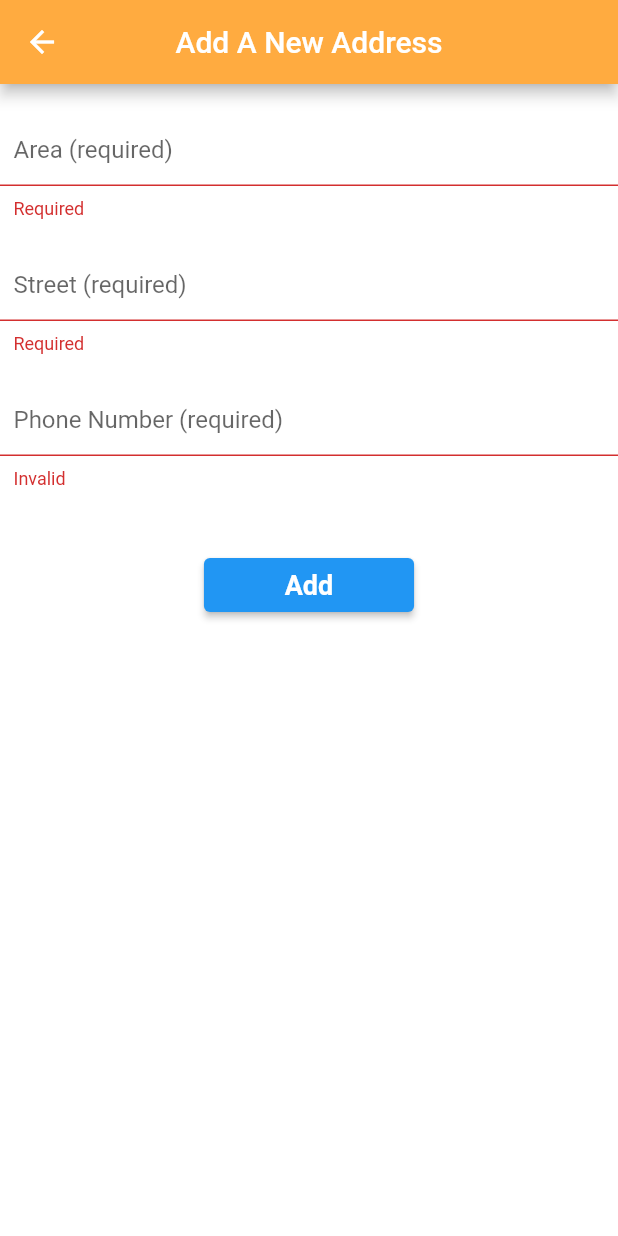
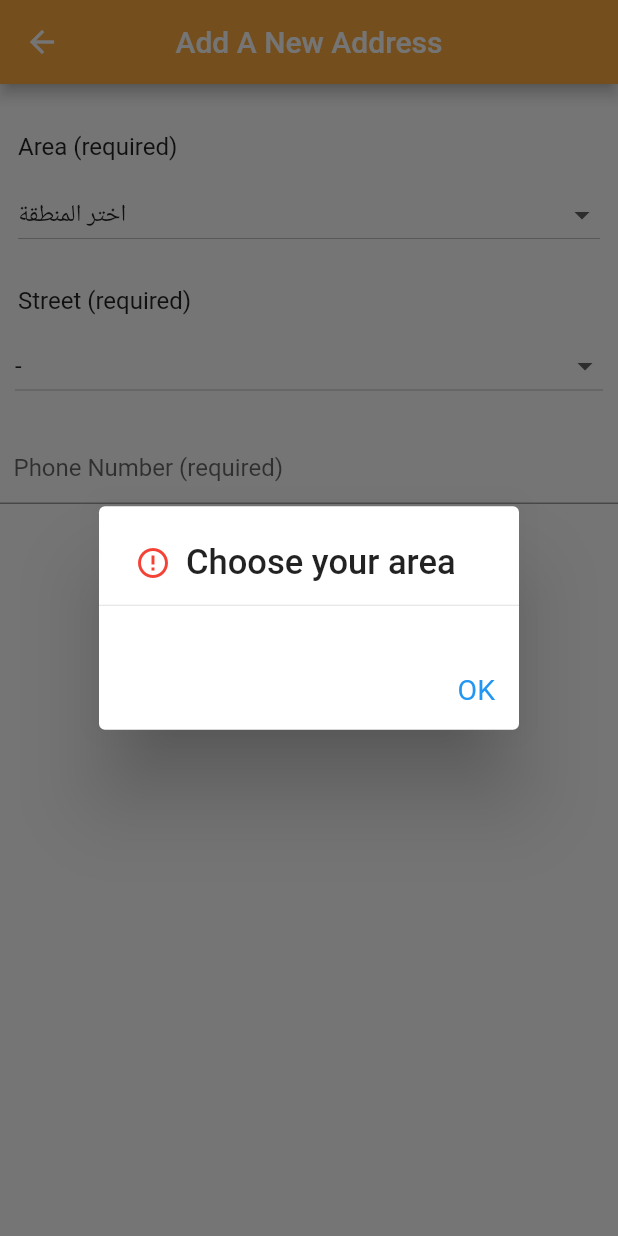
Before and after one commit to OsamaOmari02/Delivery-Time, a Flutter app: the AddAddress screen opened by its route, after a tap on "Add", on a phone screen of 412 x 824 dp. Run offline on Flutter 3.47's test engine with Material 2 defaults, Android fonts, the phone set to English and light mode, and no system bars; our stand-ins replace carousel_pro, cloud_firestore, firebase_auth, firebase_core, fluttertoast, location and 1 more; missing offline and left inert: flutter_phone_direct_caller; accounts and stored records are empty.

Commit message:
DropDownButton address + food cart list work (hamada)

```diff
--- a/lib/Addaddress.dart
+++ b/lib/Addaddress.dart
@@ -16,27 +16,19 @@ class _AddAddressState extends State<AddAddress> {
   var _area = TextEditingController();
   var _street = TextEditingController();
   var _phone = TextEditingController();
-
-  GlobalKey<FormState> _formkey = GlobalKey<FormState>();
-  String? validPass(val) {
-    if (val.toString().isEmpty)
-      return "Required";
-    else {
-      return null;
-    }
+  GlobalKey<FormState> _formKey = GlobalKey<FormState>();
+  @override
+  void dispose() {
+    _area.dispose();
+    _street.dispose();
+    _phone.dispose();
+    super.dispose();
   }
 
-  required(title, keyboard, cont) {
-    return TextFormField(
-      controller: cont,
-      validator: validPass,
-      decoration: InputDecoration(
-        labelText: title,
-        contentPadding: const EdgeInsets.symmetric(horizontal: 9),
-      ),
-      keyboardType: keyboard,
-    );
-  }
+  @override
+  Widget build(BuildContext context) {
+    var lanProvider = Provider.of<LanProvider>(context);
+    var provider = Provider.of<MyProvider>(context);
 
     requiredPhone(title, keyboard, value) {
       return TextFormField(
@@ -45,7 +37,7 @@ class _AddAddressState extends State<AddAddress> {
           if (val.toString().isEmpty ||
               !val.toString().startsWith("07") ||
               val!.length != 10)
-          return "Invalid";
+            return lanProvider.texts('invalid');
           else {
             return null;
           }
@@ -57,17 +49,51 @@ class _AddAddressState extends State<AddAddress> {
         keyboardType: keyboard,
       );
     }
-@override
-  void dispose() {
-  _area.dispose();
-  _street.dispose();
-  _phone.dispose();
-    super.dispose();
+
+    Widget area() {
+      return Container(
+        padding: EdgeInsets.all(12),
+        child: DropdownButton(
+          isExpanded: true,
+          value: provider.area,
+          items: provider.areas.map((value) {
+            return DropdownMenuItem(
+              value: value,
+              child: Text(value),
+            );
+          }).toList(),
+          onChanged: (String? newValue) {
+            setState(() {
+              provider.area = newValue!;
+            });
+          },
+        ),
+      );
     }
-  @override
-  Widget build(BuildContext context) {
-    var lanProvider = Provider.of<LanProvider>(context);
-    var provider = Provider.of<MyProvider>(context);
+
+    Widget street() {
+      return Container(
+        padding: EdgeInsets.all(10),
+        decoration: BoxDecoration(
+          borderRadius: BorderRadius.circular(12),
+        ),
+        child: DropdownButton(
+          isExpanded: true,
+          value: provider.street,
+          items: provider.streets.map((value) {
+            return DropdownMenuItem(
+              value: value,
+              child: Text(value),
+            );
+          }).toList(),
+          onChanged: (String? newValue) {
+            setState(() {
+              provider.street = newValue!;
+            });
+          },
+        ),
+      );
+    }
 
     dialog(title) {
       return showDialog(
@@ -89,7 +115,7 @@ class _AddAddressState extends State<AddAddress> {
                   ),
                 ],
               ),
-              contentPadding:const EdgeInsets.symmetric(vertical: 7),
+              contentPadding: const EdgeInsets.symmetric(vertical: 7),
               elevation: 24,
               content: Container(
                 height: 30,
@@ -101,31 +127,40 @@ class _AddAddressState extends State<AddAddress> {
                     child: Padding(
                       padding: const EdgeInsets.all(8.0),
                       child: Text(lanProvider.texts('ok'),
-                          style: const TextStyle(fontSize: 19, color: Colors.blue)),
+                          style: const TextStyle(
+                              fontSize: 19, color: Colors.blue)),
                     ),
                     onTap: () => Navigator.of(context).pop()),
               ],
             );
           });
     }
+
     return Directionality(
-      textDirection: lanProvider.isEn?TextDirection.ltr : TextDirection.rtl,
+      textDirection: lanProvider.isEn ? TextDirection.ltr : TextDirection.rtl,
       child: Scaffold(
         appBar: AppBar(
           centerTitle: true,
           title: Text(lanProvider.texts('new address')),
         ),
         body: Form(
-          key: _formkey,
+          key: _formKey,
           child: ListView(
             children: [
               const SizedBox(height: 20),
-              required(lanProvider.texts('area'), TextInputType.text, _area),
-              const SizedBox(height: 20),
-              required(lanProvider.texts('street'), TextInputType.text, _street),
-              const SizedBox(height: 20),
-              requiredPhone(
-                  lanProvider.texts('phone number'), TextInputType.number, _phone),
+              Container(
+                child: Text(lanProvider.texts('area'),style: TextStyle(fontSize: 16),),
+                padding: EdgeInsets.fromLTRB(12,12,12,0),
+              ),
+              area(),
+              Container(
+                child: Text(lanProvider.texts('street'),style: TextStyle(fontSize: 16),),
+                padding: EdgeInsets.fromLTRB(12,12,12,0),
+              ),
+              street(),
+              const SizedBox(height: 10),
+              requiredPhone(lanProvider.texts('phone number'),
+                  TextInputType.number, _phone),
               const SizedBox(height: 40),
               Container(
                 padding: EdgeInsets.symmetric(
@@ -136,22 +171,23 @@ class _AddAddressState extends State<AddAddress> {
                         child: const CircularProgressIndicator(),
                         alignment: Alignment.center)
                     : ElevatedButton(
-                        onPressed: () async{
+                        onPressed: () async {
                           try {
-                            if (_formkey.currentState!.validate()) {
+                            if (provider.area=="اختر المنطقة")
+                               return dialog(lanProvider.texts('Choose your area'));
+                            if (_formKey.currentState!.validate() ) {
                               setState(() {
                                 provider.isLoading = true;
                               });
                               await provider
-                                  .add(_area.text, _street.text, _phone.text)
+                                  .add(provider.area, provider.street, _phone.text)
                                   .then((_) => Navigator.of(context).pop());
                               Fluttertoast.showToast(
                                   msg: lanProvider.texts('Address Added'),
                                   toastLength: Toast.LENGTH_SHORT,
                                   backgroundColor: Colors.grey,
                                   textColor: Colors.white,
-                                  fontSize: 16.0
-                              );
+                                  fontSize: 16.0);
                               setState(() {
                                 provider.isLoading = false;
                               });
--- a/lib/LanguageProvider.dart
+++ b/lib/LanguageProvider.dart
@@ -9,6 +9,7 @@ import 'package:shared_preferences/shared_preferences.dart';
 class LanProvider with ChangeNotifier{
 
   bool isEn = true;
+
 
   Map<String,Object> arabic ={
     'order ur food..':'اطلب اكلك واستمتع !',
@@ -40,7 +41,7 @@ class LanProvider with ChangeNotifier{
     'my addresses':'عناوين التوصيل',
     'new address':'اضف عنوان جديد',
     'area':'المنطقه (مطلوب)',
-    'street':'الشارع (مطلوب)',
+    'street':'الشارع',
     'street:':'الشارع: ',
     'phone number':'رقم الهاتف (مطلوب)',
     'phone:':'رقم الهاتف: ',
@@ -94,6 +95,8 @@ class LanProvider with ChangeNotifier{
     'Meal Added':'تم اضافة الوجبة',
     'Meal Deleted':'تم حذف الوجبة',
     'location':'لقد حصلنا على موقعك بنجاح',
+    'Choose your area':'يجب اختيار المنطقة',
+    'invalid':'غير صالح',
   };
   Map<String,Object> english ={
     'order ur food..':'Order your food now and enjoy !',
@@ -179,6 +182,8 @@ class LanProvider with ChangeNotifier{
     'Meal Added':'Meal Added',
     'Meal Deleted':'Meal Deleted',
     'location':'We have got your location successfully',
+    'Choose your area':'Choose your area',
+    'invalid':'invalid',
   };
 
   texts(String txt){
--- a/lib/Myprovider.dart
+++ b/lib/Myprovider.dart
@@ -24,7 +24,11 @@ class Meals {
   final String mealPrice;
   final String description;
 
-  Meals({required this.description,required this.mealName, required this.mealPrice, required this.id});
+  Meals(
+      {required this.description,
+      required this.mealName,
+      required this.mealPrice,
+      required this.id});
 }
 
 class Favorites {
@@ -36,25 +40,38 @@ class Favorites {
 class FoodCart {
   final foodID;
   var quantity;
-  FoodCart({required this.quantity, required this.foodID});
+  final mealName;
+  final mealPrice;
 
+  FoodCart(
+      {required this.mealName,
+      required this.mealPrice,
+      required this.quantity,
+      required this.foodID});
 }
+
 //-----------------------------------------------------------
 class MyProvider with ChangeNotifier {
   bool isDark = false;
-  getDarkMode() async{
-    await FirebaseFirestore.instance.collection('users').
-    doc(FirebaseAuth.instance.currentUser!.uid).get().then((value) {
-      isDark =  value.data()!['darkMode']?true:false;
+
+  getDarkMode() async {
+    await FirebaseFirestore.instance
+        .collection('users')
+        .doc(FirebaseAuth.instance.currentUser!.uid)
+        .get()
+        .then((value) {
+      isDark = value.data()!['darkMode'] ? true : false;
       notifyListeners();
     });
 
     notifyListeners();
   }
-  void setDarkMode(bool val) async{
+
+  void setDarkMode(bool val) async {
     isDark = val;
     notifyListeners();
   }
+
   // void setDarkMode(bool val) async{
   //   SharedPreferences pref = await SharedPreferences.getInstance();
   //   pref.setBool('darkMode', val);
@@ -78,6 +95,25 @@ class MyProvider with ChangeNotifier {
     'file/shawarmah.jpg',
   ];
 
+  List<String> areas = <String>[
+    'اختر المنطقة',
+    'حي المستشفى',
+    'حي الزهور',
+    'حي الحسين',
+    'الضاحيه',
+    'حي الحياك',
+  ];
+  String area = 'اختر المنطقة';
+  List<String> streets = <String>[
+    '-',
+    'شارع احمد',
+    'شارع الزهور',
+    'شارع الحسين',
+    'الضاحيه شارع',
+    'شارع الحياك',
+  ];
+  String street = '-';
+
   // ---------------addresses----------------------
   List<Address> loc = [];
 
@@ -88,9 +124,8 @@ class MyProvider with ChangeNotifier {
         .get()
         .then((value) {
       value.docs.forEach((element) {
-        bool exists = loc.any((e) => e.id==element.id);
-        if (!exists)
-        loc.add(Address(id: element.id));
+        bool exists = loc.any((e) => e.id == element.id);
+        if (!exists) loc.add(Address(id: element.id));
       });
     });
     notifyListeners();
@@ -127,7 +162,6 @@ class MyProvider with ChangeNotifier {
 
   // --------------------------favorites-----------------------
 
-
   List<Favorites> myFavorites = [];
 
   Future<void> fetchFav() async {
@@ -137,9 +171,8 @@ class MyProvider with ChangeNotifier {
         .get()
         .then((value) {
       value.docs.forEach((element) {
-        bool exists = myFavorites.any((e) => e.myFavoriteID==element.id);
-        if (!exists)
-        myFavorites.add(Favorites(myFavoriteID: element.id));
+        bool exists = myFavorites.any((e) => e.myFavoriteID == element.id);
+        if (!exists) myFavorites.add(Favorites(myFavoriteID: element.id));
       });
     });
     notifyListeners();
@@ -177,7 +210,6 @@ class MyProvider with ChangeNotifier {
 
   List<FoodCart> myCart = [];
 
-
   double t = 0.0;
 
   addPrice(price) {
@@ -197,45 +229,51 @@ class MyProvider with ChangeNotifier {
         .get()
         .then((value) {
       value.docs.forEach((element) {
-        bool exists = myCart.any((e) => e.foodID==element.id);
+        bool exists = myCart.any((e) => e.foodID == element.id);
         if (!exists)
-          myCart.add(FoodCart(quantity: element['quantity'], foodID: element.id));
+          myCart.add(FoodCart(
+              quantity: element['quantity'],
+              foodID: element.id,
+              mealPrice: element['meal name'],
+              mealName: element['meal price']));
       });
     });
     notifyListeners();
   }
 
-  Future<void> addFoodCart(String mealName, String price, i) async {
-    isLoading = true;
-    var user = FirebaseAuth.instance.currentUser;
-    final exists =
-    myCart.indexWhere((element) => element.foodID == mealID);
-    if (i <= 1) {
-      await FirebaseFirestore.instance
-          .collection('orders/${user!.uid}/myOrders').doc(mealID)
-          .set({
-        'meal name': mealName,
-        'meal price': price,
-        'quantity': i,
-      });
-      if (exists>0)
-      myCart.removeAt(exists);
-      myCart.add(FoodCart(quantity: i, foodID: mealID));
-    } else {
-      await FirebaseFirestore.instance
-          .collection('orders/${user!.uid}/myOrders').doc(mealID)
-          .update({
-        'quantity': i,
-      });
-      if (exists>0)
-        myCart.removeAt(exists);
-      myCart.add(FoodCart(quantity: i, foodID: mealID));
+  Future<void> addFoodCart(String mealName, String price) async {
+    bool exists = myCart.any((element) => element.foodID == mealID);
+    if (!exists)
+      myCart.add(FoodCart(
+          quantity: 1, foodID: mealID, mealName: mealName, mealPrice: price));
+    else {
+      int index = myCart.indexWhere((element) => element.foodID == mealID);
+      myCart[index].quantity++;
     }
-    isLoading = false;
+    for (int i = 0; i < myCart.length; i++)
+      print(
+          "myCart foodID = ${myCart[i].foodID}\n"
+              "meal name = ${myCart[i].mealName}\n"
+              "quantity = ${myCart[i].quantity}");
     notifyListeners();
   }
 
-   getIndex(i){
+  Future<void> removeFoodCart(String mealName, String price) async {
+
+      int index = myCart.indexWhere((element) => element.foodID == mealID);
+      if (myCart[index].quantity==1)
+        myCart.removeAt(index);
+      else
+        myCart[index].quantity--;
+    for (int i = 0; i < myCart.length; i++)
+      print(
+          "myCart foodID = ${myCart[i].foodID}\n"
+              "meal name = ${myCart[i].mealName}\n"
+              "quantity = ${myCart[i].quantity}");
+    notifyListeners();
+  }
+
+  getIndex(i) {
     var index = myCart.indexWhere((element) => element.foodID == i);
     return index;
   }
@@ -244,16 +282,16 @@ class MyProvider with ChangeNotifier {
     return myCart.any((element) => element.foodID == id);
   }
 
-
   //-----------------------admin----------------------------
   String tabIndex = "shawarma";
+
   Future<void> fetchMeals(title) async {
     await FirebaseFirestore.instance
         .collection('restaurants/$title/shawarma')
         .get()
         .then((value) {
       value.docs.forEach((element) {
-         bool exists = mealIDs.any((e) => e.id==element.id);
+        bool exists = mealIDs.any((e) => e.id == element.id);
         if (!exists)
           mealIDs.add(Meals(
               mealName: element.data()['meal name'],
@@ -267,7 +305,7 @@ class MyProvider with ChangeNotifier {
         .get()
         .then((value) {
       value.docs.forEach((element) {
-        bool exists = mealIDs.any((e) => e.id==element.id);
+        bool exists = mealIDs.any((e) => e.id == element.id);
         if (!exists)
           mealIDs.add(Meals(
               mealName: element.data()['meal name'],
@@ -281,7 +319,7 @@ class MyProvider with ChangeNotifier {
         .get()
         .then((value) {
       value.docs.forEach((element) {
-        bool exists = mealIDs.any((e) => e.id==element.id);
+        bool exists = mealIDs.any((e) => e.id == element.id);
         if (!exists)
           mealIDs.add(Meals(
               mealName: element.data()['meal name'],
@@ -293,7 +331,7 @@ class MyProvider with ChangeNotifier {
     notifyListeners();
   }
 
-  Future<void> addMeal(String mealName, String price,String desc, type) async {
+  Future<void> addMeal(String mealName, String price, String desc, type) async {
     isLoading = true;
     var uuid = Uuid().v4();
     await FirebaseFirestore.instance
@@ -302,9 +340,10 @@ class MyProvider with ChangeNotifier {
         .set({
       'meal name': mealName,
       'meal price': price,
-      'description':desc,
+      'description': desc,
     }).then((value) {
-      mealIDs.add(Meals(id: uuid, mealPrice: price, mealName: mealName, description: desc));
+      mealIDs.add(Meals(
+          id: uuid, mealPrice: price, mealName: mealName, description: desc));
     });
     notifyListeners();
   }
@@ -320,7 +359,7 @@ class MyProvider with ChangeNotifier {
     notifyListeners();
   }
 
-  editMeal(String mealName, price,String desc, type) async {
+  editMeal(String mealName, price, String desc, type) async {
     isLoading = true;
     final mealIndex = mealIDs.indexWhere((element) => element.id == mealID);
     mealIDs.removeAt(mealIndex);
@@ -330,9 +369,10 @@ class MyProvider with ChangeNotifier {
         .update({
       'meal name': mealName,
       'meal price': price,
-      'description':desc,
+      'description': desc,
     }).then((value) {
-      mealIDs.add(Meals(mealName: mealName, mealPrice: price, id: mealID, description: desc));
+      mealIDs.add(Meals(
+          mealName: mealName, mealPrice: price, id: mealID, description: desc));
     });
     notifyListeners();
   }
@@ -367,32 +407,29 @@ class MyProvider with ChangeNotifier {
   double lat = 0;
   double long = 0;
 
-  sendLocationToDB() async{
+  sendLocationToDB() async {
     var user = FirebaseAuth.instance.currentUser;
 
     var serviceEnabled = await Location().serviceEnabled();
     if (!serviceEnabled) {
       serviceEnabled = await Location().requestService();
-      if (!serviceEnabled)
-        return;
+      if (!serviceEnabled) return;
     }
 
     var permission = await Location().hasPermission();
-    if (permission==PermissionStatus.denied) {
+    if (permission == PermissionStatus.denied) {
       permission = await Location().requestPermission();
-      if (permission != PermissionStatus.granted)
-        return;
+      if (permission != PermissionStatus.granted) return;
     }
     var location = await Location().getLocation();
     await FirebaseFirestore.instance.collection('users').doc(user!.uid).update({
-      'latitude':location.latitude,
-      'longitude':location.longitude,
+      'latitude': location.latitude,
+      'longitude': location.longitude,
     });
     notifyListeners();
-
   }
 
-  goToMaps(double long,double lat) async{
+  goToMaps(double long, double lat) async {
     String url = "https://www.google.com/maps/search/?api=1&query=$lat,$long";
     final String encodeUrl = Uri.encodeFull(url);
     // if (!await canLaunch(encodeUrl))
@@ -402,6 +439,5 @@ class MyProvider with ChangeNotifier {
     //     print('could not launch url');
     //     throw 'could not launch url';
     //   }
-
   }
 }
--- a/lib/Shopping_cart.dart
+++ b/lib/Shopping_cart.dart
@@ -175,7 +175,7 @@ class _ShoppingState extends State<Shopping> {
                                         provider.subtractPrice(int.parse(
                                             resData[index]['meal price']));
                                         provider.addFoodCart(resData[index]['meal name'],
-                                            resData[index]['meal price'],_itemCount);
+                                            resData[index]['meal price']);
                                       } on FirebaseException catch (e){
                                         dialog(e.message);
                                         setState(() {
@@ -209,7 +209,7 @@ class _ShoppingState extends State<Shopping> {
                                     provider.addPrice(int.parse(
                                         resData[index]['meal price']));
                                     provider.addFoodCart(resData[index]['meal name'],
-                                        resData[index]['meal price'],_itemCount);
+                                        resData[index]['meal price']);
                                   } on FirebaseException catch (e){
                                     dialog(e.message);
                                     setState(() {
--- a/lib/SignUp.dart
+++ b/lib/SignUp.dart
@@ -280,7 +280,7 @@ class _RegisterViewState extends State<Register> {
                     'username':_usernameController.text,
                     'password':_passwordController.text,
                     'darkMode':false,
-                    'Language':true,
+                    'Language':false,
                   });
                   setState(() {
                     provider.authState = authStatus.Authenticated;
```
Also changed, not shown: lib/Myaddress.dart (+83 -15 lines), lib/main.dart (+8 -3 lines), lib/res_screen.dart (+39 -56 lines). Lines whose indentation alone changed are shown as unchanged.
